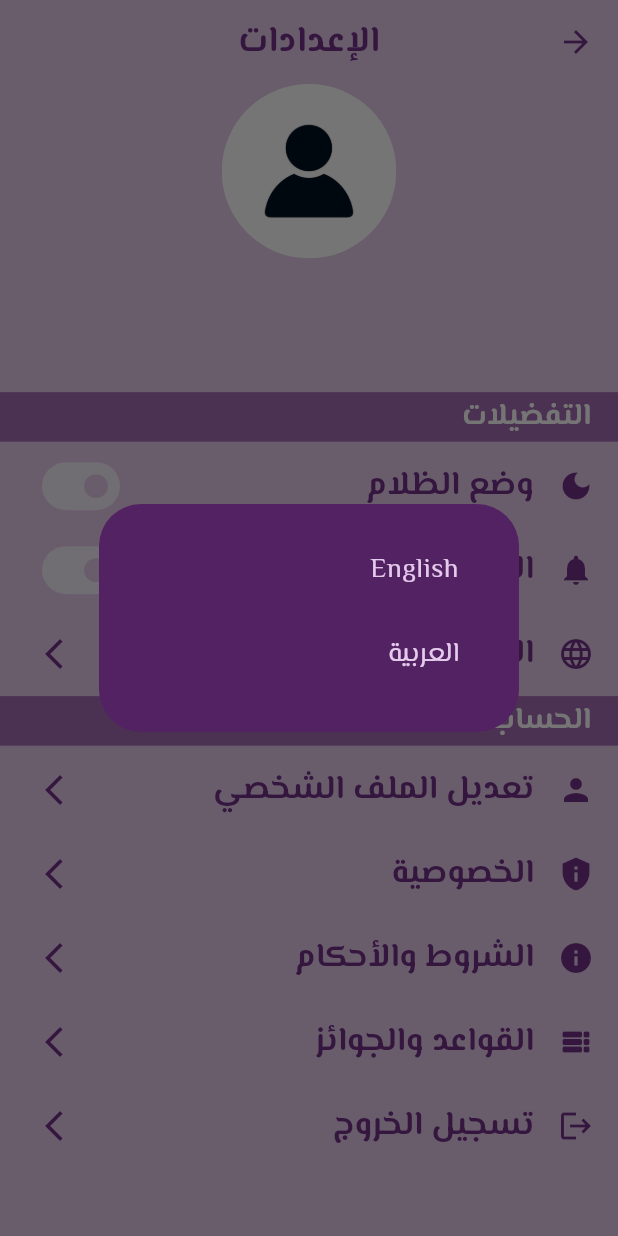
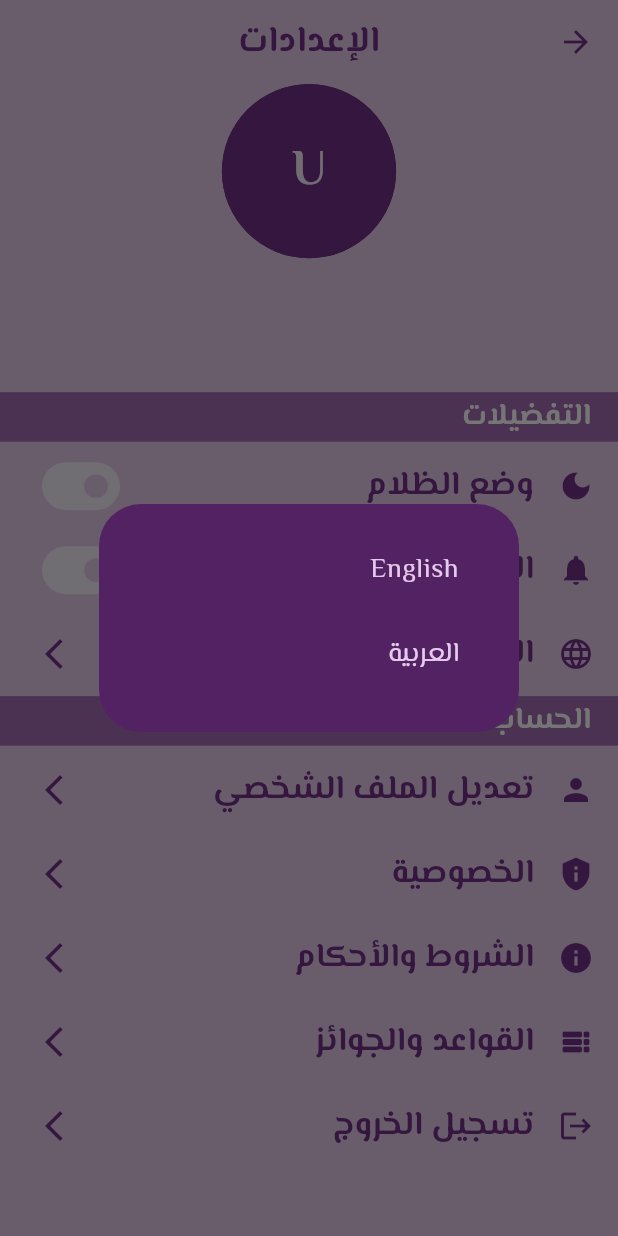
Before and after one commit to HeshamBarahim/Falih-repo, a Flutter app: the SettingsScreen screen opened by its route, after a tap on "اللغة", on a phone screen of 412 x 824 dp. Run offline on Flutter 3.47's test engine with Material 3 defaults, Android fonts, the phone set to English and light mode, and no system bars; drawn by our look-alikes of cached_network_image; our stand-ins replace auto_size_text, carousel_slider, cloud_firestore, connectivity_plus, firebase_auth, firebase_core and 13 more; accounts and stored records are empty; network calls fail.

```diff
--- a/lib/src/screens/main_screen/components/nav_bar_tile.dart
+++ b/lib/src/screens/main_screen/components/nav_bar_tile.dart
@@ -1,6 +1,7 @@
 // navbar_tile
 import 'package:flutter/material.dart';
 import 'package:rive/rive.dart';
+
 import '../../../config/sizes.dart';
 import '../models/rive_asset.dart';
 
@@ -30,9 +31,10 @@ class NavBarTile extends StatelessWidget {
               EdgeInsets.symmetric(horizontal: SizeConfig.screenWidth! * 0.036),
           child: Divider(
             color: Colors.white24,
-            height: SizeConfig.screenHeight! * 0.001,
+            height: SizeConfig.screenHeight! * 0.003,
           ),
         ),
+
         Stack(
           children: [
             // AnimatedPositioned widget for the active state indicator
--- a/lib/src/screens/settings/components/profile_section.dart
+++ b/lib/src/screens/settings/components/profile_section.dart
@@ -1,17 +1,17 @@
 import 'package:cached_network_image/cached_network_image.dart';
-import 'package:falih/src/config/images.dart';
 import 'package:falih/src/config/sizes.dart';
 import 'package:falih/src/controller/user_controller.dart';
 import 'package:flutter/material.dart';
 import 'package:get/get.dart';
 
+import '../../../config/themes.dart';
 
 class ProfileSection extends StatelessWidget {
   ProfileSection({
     super.key,
   });
 
-  final UserController userController = Get.find<UserController>();
+  final UserController controller = UserController.instance;
 
   @override
   Widget build(BuildContext context) {
@@ -22,36 +22,44 @@ class ProfileSection extends StatelessWidget {
           Obx(
             () => CircleAvatar(
               radius: SizeConfig.screenWidth! * 0.141,
+              backgroundColor: AppColors.darkMainColor,
               child: ClipOval(
-                child: userController.user.value!.userProfileImgUrl != ''
-                    ? CachedNetworkImage(
-                        key: ValueKey(
-                            userController.user.value!.userProfileImgUrl),
-                        imageUrl: userController.user.value!.userProfileImgUrl!,
-                        placeholder: (context, url) =>
-                            const CircularProgressIndicator(),
-                        errorWidget: (context, url, error) =>
-                            const Icon(Icons.error),
-                        fit: BoxFit.cover,
-                        width: SizeConfig.screenWidth! * 0.282,
-                        height: SizeConfig.screenWidth! * 0.282,
-                      )
-                    : Image.asset(
-                        Images.test,
-                        fit: BoxFit.cover,
-                        width: SizeConfig.screenWidth! * 0.282,
-                        height: SizeConfig.screenWidth! * 0.282,
+                child: CachedNetworkImage(
+                  key: ValueKey(controller.user.value?.fullName),
+                  imageUrl:
+                      "${controller.user.value?.userProfileImgUrl}?w=${(SizeConfig.screenWidth! * 0.282).toInt()}&h=${(SizeConfig.screenWidth! * 0.282).toInt()}",
+                  placeholder: (context, url) =>
+                      const CircularProgressIndicator(),
+                  errorWidget: (context, url, error) {
+                    String? userName = controller.user.value?.fullName;
+                    String firstLetter =
+                        userName!.isNotEmpty ? userName[0].toUpperCase() : "U";
+
+                    return CircleAvatar(
+                      radius: (SizeConfig.screenWidth! * 0.141),
+                      backgroundColor: AppColors.mainColor,
+                      child: Text(
+                        firstLetter,
+                        style: TextStyle(
+                          fontSize: (SizeConfig.screenWidth! * 0.08),
+                          fontWeight: FontWeight.bold,
+                          color: AppColors.moreLightenMainColor,
+                        ),
                       ),
+                    );
+                  },
+                  fit: BoxFit.cover,
+                  width: SizeConfig.screenWidth! * 0.282,
+                  height: SizeConfig.screenWidth! * 0.282,
+                ),
               ),
             ),
           ),
           SizedBox(height: SizeConfig.screenHeight! * 0.012),
-          Text(
-            userController.user.value?.fullName ?? "",
+          Text(controller.user.value?.fullName ?? "",
               style: Theme.of(context).textTheme.titleLarge),
           SizedBox(height: SizeConfig.screenHeight! * 0.006),
-          Text(
-            userController.user.value?.schoolName ?? "",
+          Text(controller.user.value?.schoolName ?? "",
               style: Theme.of(context).textTheme.bodyMedium),
         ],
       ),
```
Also changed, not shown: lib/src/screens/main_screen/main_screen.dart (+65 -31 lines).
